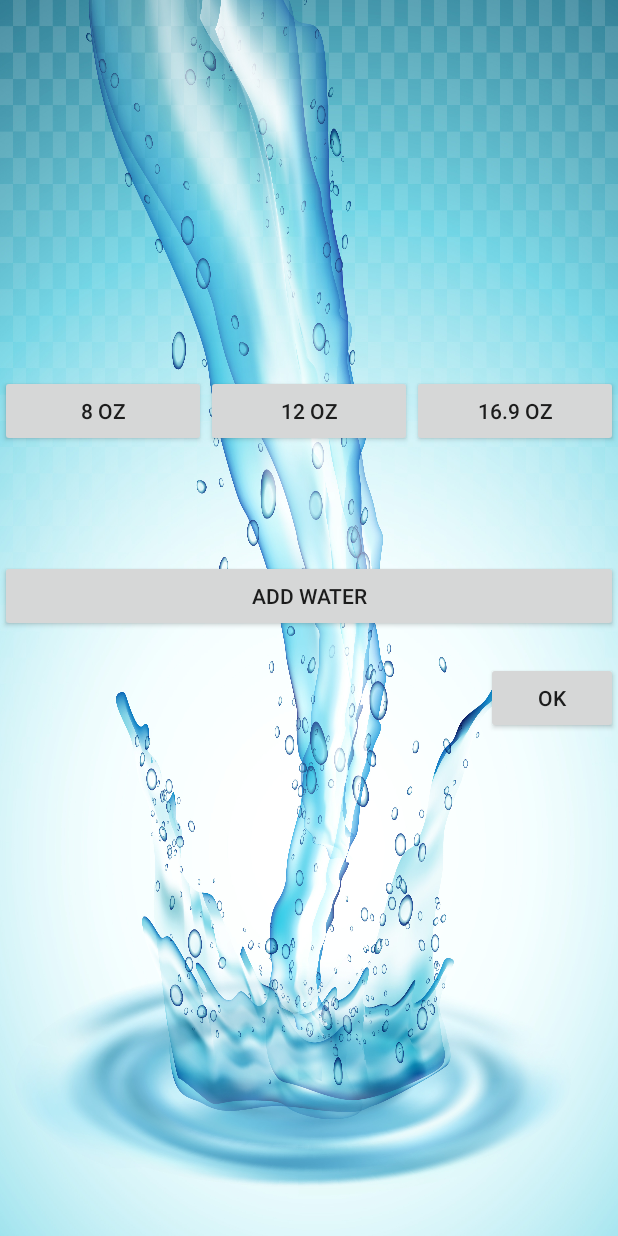
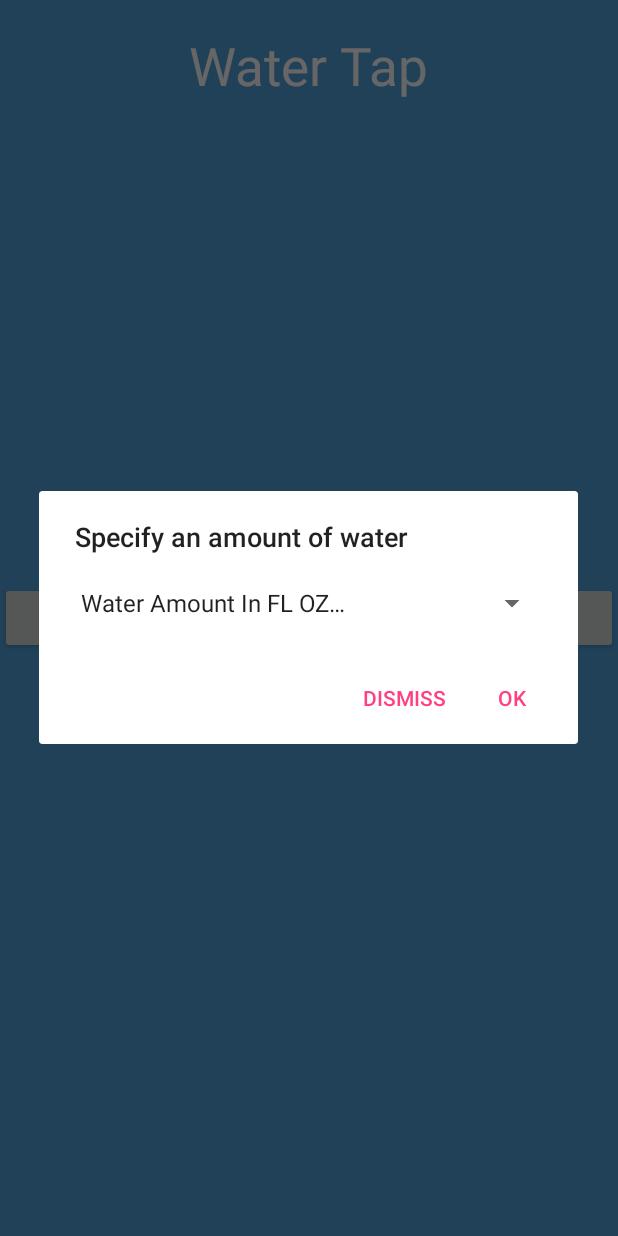
Before and after one commit to nickesotom/AndroidFinalProject-master, an Android app: the WaterScreenActivity screen opened directly, with no data from a screen before it, after a tap on "ADD WATER", on a phone screen of 412 x 824 dp. Run offline under Robolectric (Android 15) with nearby library versions, the phone set to English and light mode, and no system bars.

```diff
--- a/app/src/main/AndroidManifest.xml
+++ b/app/src/main/AndroidManifest.xml
@@ -19,7 +19,6 @@
         <activity android:name=".WaterScreenActivity" />
         <activity android:name=".SleepScreenActivity" />
         <activity android:name=".FoodScreenActivity"></activity>
-        <activity android:name=".AddWaterScreenActivity"></activity>
     </application>
 
 </manifest>
--- a/app/src/main/java/edu/lewisu/cs/nsoto/androidfinalproject/AddWaterScreenActivity.java
+++ /dev/null
@@ -1,21 +0,0 @@
-package edu.lewisu.cs.nsoto.androidfinalproject;
-
-import android.app.Activity;
-import android.content.Intent;
-import android.support.v7.app.AppCompatActivity;
-import android.os.Bundle;
-import android.view.View;
-
-public class AddWaterScreenActivity extends AppCompatActivity {
-
-	@Override
-	protected void onCreate(Bundle savedInstanceState) {
-		super.onCreate(savedInstanceState);
-		setContentView(R.layout.activity_add_water_screen);
-	}
-
-	public void OnClickReturnToWaterScreen(View view) {
-		Intent returnToWaterPage = new Intent(this, WaterScreenActivity.class);
-		this.finish();
-	}
-}
--- a/app/src/main/java/edu/lewisu/cs/nsoto/androidfinalproject/WaterScreenActivity.java
+++ b/app/src/main/java/edu/lewisu/cs/nsoto/androidfinalproject/WaterScreenActivity.java
@@ -1,21 +1,108 @@
 package edu.lewisu.cs.nsoto.androidfinalproject;
 
-import android.content.Intent;
+import android.content.DialogInterface;
+import android.support.v7.app.AlertDialog;
 import android.support.v7.app.AppCompatActivity;
 import android.os.Bundle;
+import android.util.Log;
 import android.view.View;
+import android.widget.ArrayAdapter;
+import android.widget.Button;
+import android.widget.Spinner;
+import android.widget.Toast;
 
 public class WaterScreenActivity extends AppCompatActivity {
-
+	Button mAddWater;
+	private double currentWater = 0.0;
+	private double maxWater = 64.0;
+	private String[] waterLevels = new String [4];
+	WaterHelper mWater = new WaterHelper(currentWater, maxWater);
 	@Override
 	protected void onCreate(Bundle savedInstanceState) {
 		super.onCreate(savedInstanceState);
 		setContentView(R.layout.activity_water_screen);
+
+		mAddWater = (Button) findViewById(R.id.fill_water_button);
+		mAddWater.setOnClickListener(new View.OnClickListener() {
+			@Override
+			public void onClick(View v) {
+				AlertDialog.Builder mBuilder = new AlertDialog.Builder(WaterScreenActivity.this);
+				int addingToArray = 0;
+
+				View mView = getLayoutInflater().inflate(R.layout.dialog_spinner, null);
+
+				mBuilder.setTitle("Specify an amount of water");
+
+
+				for(int i = 0; i < waterLevels.length; i++) {
+					addingToArray++;
+					waterLevels[i] = "" + addingToArray;
+				}
+				final Spinner mSpinner = (Spinner) mView.findViewById(R.id.spinner);
+				//final int selection = Integer.parseInt(mSpinner.getSelectedItem().toString());
+				ArrayAdapter<String> waterAmounts = new ArrayAdapter<String>(WaterScreenActivity.this,
+						android.R.layout.simple_spinner_item,
+						getResources().getStringArray(R.array.waterValues));
+
+				//waterAmounts.setDropDownViewResource(android.R.layout.simple_spinner_dropdown_item);
+
+				mSpinner.setAdapter(waterAmounts);
+
+
+
+				mBuilder.setPositiveButton("OK", new DialogInterface.OnClickListener() {
+					@Override
+					public void onClick(DialogInterface dialog, int which) {
+						if (!mSpinner.getSelectedItem().toString().equalsIgnoreCase("Water Amount In FL OZ…")) {
+							Toast.makeText(WaterScreenActivity.this, mSpinner.getSelectedItem().toString(), Toast.LENGTH_SHORT).show();
+							Log.d("app", "value:" +waterLevels);
+							dialog.dismiss();
+						}
+					}
+				});
+
+				mBuilder.setNegativeButton("Dismiss", new DialogInterface.OnClickListener() {
+					@Override
+					public void onClick(DialogInterface dialog, int which) {
+						dialog.dismiss();
+					}
+				});
+
+				mBuilder.setView(mView);
+				AlertDialog dialog = mBuilder.create();
+				dialog.show();
+			}
+		});
 	}
 
-	public void onClickAddWater(View view) {
-		Intent toAddWaterPage = new Intent(this, AddWaterScreenActivity.class);
-		startActivity(toAddWaterPage);
 
+	/**
+	 * Created by Nick on 4/13/2018.
+	 */
+
+	public static class WaterHelper {
+		double currentWater = 0;
+		double maxWater = 0;
+
+		public WaterHelper(double currentWater, double maxWater) {
+			this.currentWater = currentWater;
+			this.maxWater = maxWater;
+		}
+
+		public double getCurrentWater() {
+			return currentWater;
+		}
+
+		public void setCurrentWater(double currentWater) {
+			this.currentWater = currentWater;
+		}
+
+		public double getMaxWater() {
+			return maxWater;
+		}
+
+		public void setMaxWater(double maxWater) {
+			this.maxWater = maxWater;
+		}
 	}
 }
--- a/app/src/main/res/layout/activity_add_water_screen.xml
+++ /dev/null
@@ -1,55 +0,0 @@
-<?xml version="1.0" encoding="utf-8"?>
-<LinearLayout xmlns:android="http://schemas.android.com/apk/res/android"
-    xmlns:app="http://schemas.android.com/apk/res-auto"
-    xmlns:tools="http://schemas.android.com/tools"
-    android:layout_width="match_parent"
-    android:layout_height="match_parent"
-    tools:context="edu.lewisu.cs.nsoto.androidfinalproject.AddWaterScreenActivity"
-    android:orientation="vertical"
-    android:background="@drawable/fallingwater">
-
-
-
-    <LinearLayout
-        android:layout_width="match_parent"
-        android:layout_height="wrap_content"
-        android:orientation="horizontal"
-        android:layout_marginTop="250dp">
-        <Button
-            android:id="@+id/_8oz_button"
-            android:layout_width="wrap_content"
-            android:layout_height="wrap_content"
-            android:layout_weight="1"
-            android:text="@string/_8_ozText" />
-        <Button
-            android:id="@+id/_12oz_button"
-            android:layout_width="wrap_content"
-            android:layout_height="wrap_content"
-            android:layout_weight="1"
-            android:text="@string/_12_ozText" />
-
-        <Button
-            android:id="@+id/_16_9oz_button"
-            android:layout_width="wrap_content"
-            android:layout_height="wrap_content"
-            android:layout_weight="1"
-            android:text="@string/_16_9_ozText" />
-
-    </LinearLayout>
-
-    <Button
-        android:id="@+id/add_waterButton"
-        android:layout_width="match_parent"
-        android:layout_height="wrap_content"
-        android:text="@string/add_waterText"
-        android:layout_marginTop="75dp"/>
-    <Button
-        android:id="@+id/ok_button"
-        android:layout_width="wrap_content"
-        android:layout_height="wrap_content"
-        android:layout_gravity="end"
-        android:layout_marginTop="20dp"
-        android:text="@string/ok_text"
-        android:onClick="OnClickReturnToWaterScreen"/>
-
-</LinearLayout>
--- a/app/src/main/res/layout/activity_sleep_screen.xml
+++ b/app/src/main/res/layout/activity_sleep_screen.xml
@@ -5,5 +5,6 @@
     android:layout_width="match_parent"
     android:layout_height="match_parent"
     android:background="@drawable/ic_bedtime1_01"
-    tools:context="edu.lewisu.cs.nsoto.androidfinalproject.SleepScreenActivity">
+    tools:context="edu.lewisu.cs.nsoto.androidfinalproject.SleepScreenActivity"
+    android:alpha="0.3">
 </RelativeLayout>
--- a/app/src/main/res/layout/activity_water_screen.xml
+++ b/app/src/main/res/layout/activity_water_screen.xml
@@ -10,15 +10,11 @@
 
     <Button
         android:id="@+id/fill_water_button"
-        android:layout_width="wrap_content"
+        android:layout_width="match_parent"
         android:layout_height="wrap_content"
-        android:layout_alignParentBottom="true"
         android:layout_alignParentEnd="true"
         android:layout_alignParentRight="true"
-        android:layout_marginBottom="30dp"
-        android:layout_marginEnd="30dp"
-        android:layout_marginRight="30dp"
-        android:onClick="onClickAddWater"
+        android:layout_centerVertical="true"
         android:text="@string/fill_water" />
 
     <TextView
@@ -27,8 +23,8 @@
         android:layout_height="wrap_content"
         android:layout_alignParentTop="true"
         android:layout_centerHorizontal="true"
-        android:textSize="35sp"
-        android:layout_marginTop="50dp"
+        android:layout_marginTop="20dp"
+        android:text="@string/water_tap_text"
         android:textColor="#ffffff"
-        android:text="@string/water_tap_text" />
+        android:textSize="35sp" />
 </RelativeLayout>
--- /dev/null
+++ b/app/src/main/res/layout/dialog_spinner.xml
@@ -0,0 +1,11 @@
+<?xml version="1.0" encoding="utf-8"?>
+<LinearLayout xmlns:android="http://schemas.android.com/apk/res/android"
+    android:orientation="vertical" android:layout_width="match_parent"
+    android:layout_height="match_parent"
+    android:padding="20dp">
+
+    <Spinner
+        android:id="@+id/spinner"
+        android:layout_width="match_parent"
+        android:layout_height="wrap_content" />
+</LinearLayout>
--- a/app/src/main/res/values/strings.xml
+++ b/app/src/main/res/values/strings.xml
@@ -13,4 +13,11 @@
     <string name="_8_ozText">8 oz</string>
     <string name="_12_ozText">12 oz</string>
     <string name="_16_9_ozText">16.9 oz</string>
+    <string-array name="waterValues">
+        <item>Water Amount In FL OZ…</item>
+        <item>8</item>
+        <item>12</item>
+        <item>16.9</item>
+        <item>24</item>
+    </string-array>
 </resources>
```
